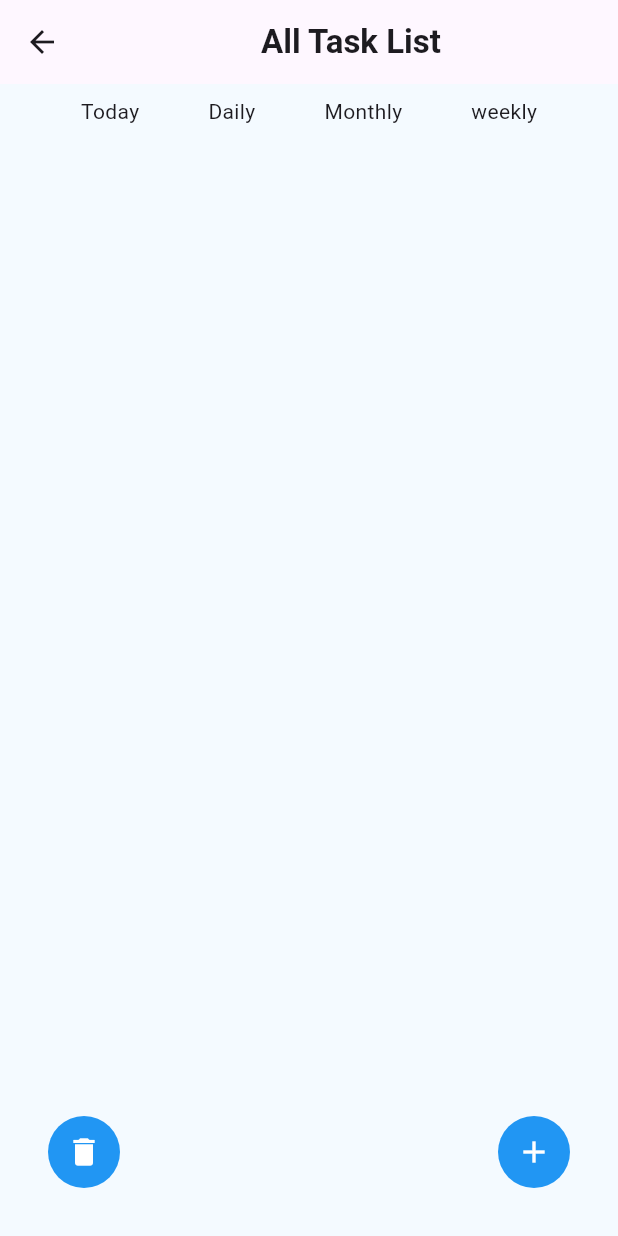
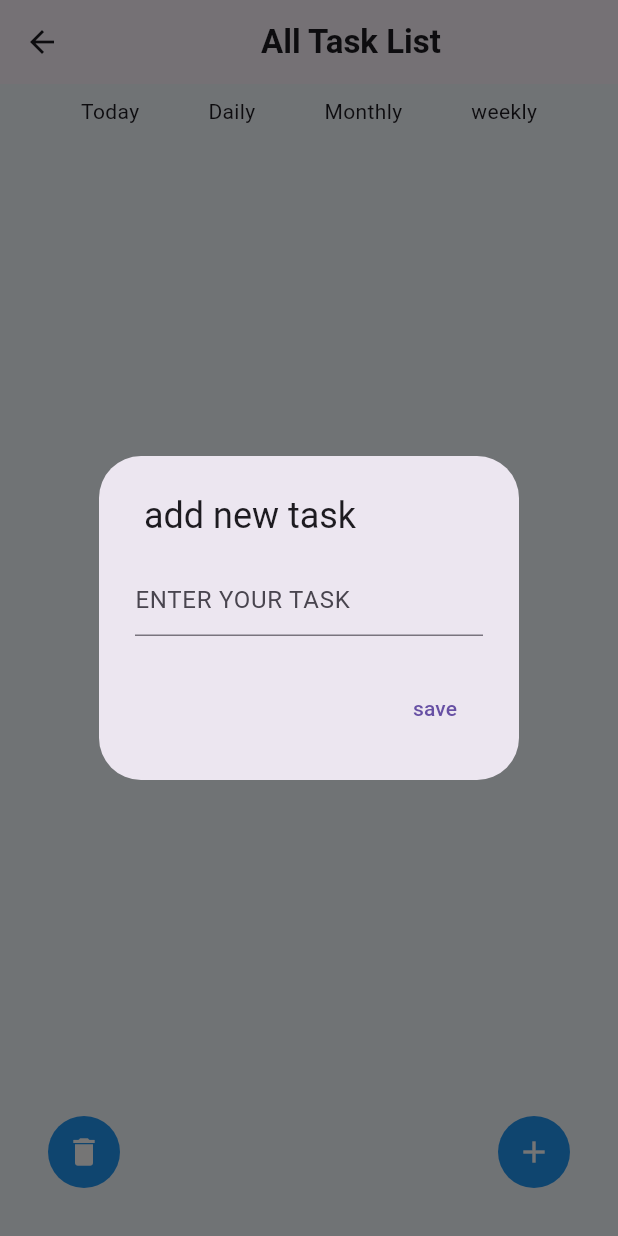
Before and after one commit to KALU56/friday_code_night, a Flutter app: the AllDetal screen opened directly, after a tap on the "add" icon, on a phone screen of 412 x 824 dp. Run offline on Flutter 3.47's test engine with Material 3 defaults, Android fonts, the phone set to English and light mode, and no system bars; our stand-ins replace google_fonts.

Commit message:
feat: add showdialog

```diff
--- a/todo/lib/screens/all_detal.dart
+++ b/todo/lib/screens/all_detal.dart
@@ -8,16 +8,19 @@ class AllDetal extends StatefulWidget {
 }
 
 class _AllDetalState extends State<AllDetal> {
-
   @override
   Widget build(BuildContext context) {
-    return SafeArea(child: Scaffold(
+    return SafeArea(
+      child: Scaffold(
         appBar: AppBar(
-        title: Center(child: Text('All Task List',style: TextStyle(fontWeight: FontWeight.bold),))
-
+          title: Center(
+            child: Text(
+              'All Task List',
+              style: TextStyle(fontWeight: FontWeight.bold),
             ),
-      body:
-      Stack(
+          ),
+        ),
+        body: Stack(
           children: [
             Container(
               color: const Color.fromRGBO(244, 250, 255, 1),
@@ -28,30 +31,16 @@ class _AllDetalState extends State<AllDetal> {
                     child: Row(
                       mainAxisAlignment: MainAxisAlignment.spaceEvenly,
                       children: [
-                      GestureDetector(
-                        onTap: () {},
-                        child: Text('Today'),
-                      ),
-                      GestureDetector(
-                        onTap: () {},
-                        child: Text('Daily'),
-                      ),
-                      GestureDetector(
-                        onTap: () {},
-                        child: Text('Monthly'),
-                      ),
-                      GestureDetector(
-                        onTap: () {},
-                        child: Text('weekly'),
-                      )
+                        GestureDetector(onTap: () {}, child: Text('Today')),
+                        GestureDetector(onTap: () {}, child: Text('Daily')),
+                        GestureDetector(onTap: () {}, child: Text('Monthly')),
+                        GestureDetector(onTap: () {}, child: Text('weekly')),
                       ],
                     ),
                   ),
                 ],
               ),
             ),
-
-
 
             Padding(
               padding: const EdgeInsets.all(32.0),
@@ -63,11 +52,10 @@ class _AllDetalState extends State<AllDetal> {
                     shape: BoxShape.circle,
                   ),
                   child: IconButton(
-                  icon: Icon(
-                    Icons.add,
-                    color: Colors.white,
-                  ),
-                  onPressed: () {},
+                    icon: Icon(Icons.add, color: Colors.white),
+                    onPressed: () {
+                      opensmallscreen();
+                    },
                   ),
                 ),
               ),
@@ -82,20 +70,28 @@ class _AllDetalState extends State<AllDetal> {
                     shape: BoxShape.circle,
                   ),
                   child: IconButton(
-                  icon: Icon(
-                    Icons.delete,
-                    color: Colors.white,
-                  ),
+                    icon: Icon(Icons.delete, color: Colors.white),
                     onPressed: () {},
                   ),
                 ),
               ),
             ),
           ],
-      )
-    )
-
-
+        ),
+      ),
     );
   }
+
+  Future opensmallscreen() => showDialog(
+    context: context,
+    builder: (context) => AlertDialog(
+      title: Text(' add new task'),
+      content: TextField(
+        decoration: InputDecoration(hintText: 'ENTER YOUR TASK'),
+      ),
+      actions: [
+        TextButton(onPressed: (){}, child: Text('save'))
+      ]
+    ),
+  );
 }
```
Also changed, not shown: todo/lib/screens/home.dart (+23 -2 lines). Lines whose indentation alone changed are shown as unchanged.
